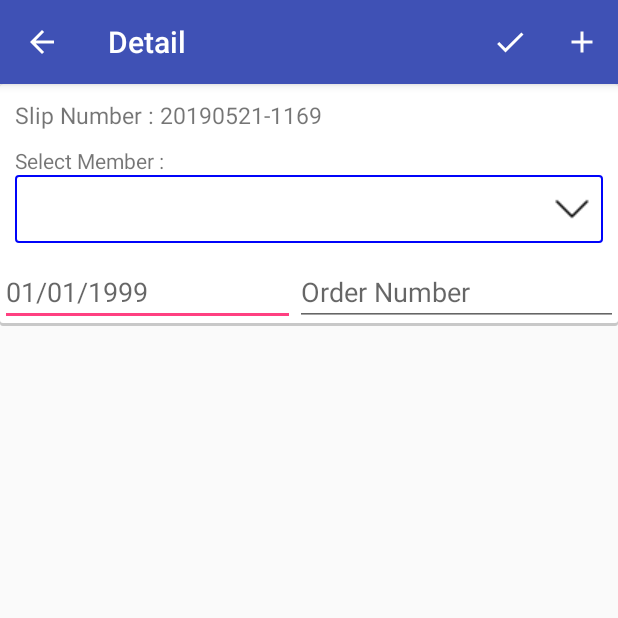
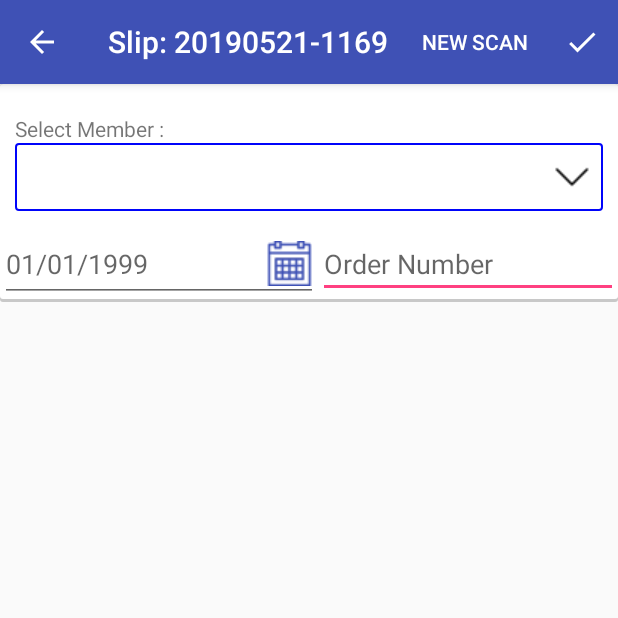
Before and after one commit to shashankkhochikar/PackeTrackingApp, an Android app: the CustomerDetailsActivity screen opened directly, with no data from a screen before it, on a phone screen of 412 x 824 dp, the top half of it. Run offline under Robolectric (Android 15) with nearby library versions, the light colour scheme and no system bars; our stand-ins replace Volley; libraries missing offline, so code that uses them is left out: com.edwardvanraak.materialbarcodescanner, com.google.android.gms; network calls fail.

Commit message:
Init Commit

```diff
--- a/app/src/main/java/com/example/vinayak/pakingmaster/CustomerDetailsActivity.java
+++ b/app/src/main/java/com/example/vinayak/pakingmaster/CustomerDetailsActivity.java
@@ -83,6 +83,8 @@
         getSupportActionBar().setDisplayHomeAsUpEnabled(true);
 
 
+
+
         assignview();
         generateSlipNumber();
 
@@ -136,6 +138,7 @@
         int tempNumber = generateRandomIntIntRange(0001, 9999);
         String finalSlipNumber = tempDate + "-" + tempNumber;
         slipNumber.setText("Slip Number : " + finalSlipNumber);
+        getSupportActionBar().setTitle("Slip: "+finalSlipNumber);
 
     }
 
@@ -156,6 +159,7 @@
         slipNumber = (TextView) findViewById(R.id.textViewSlipNumber);
         edTxtOrderDate = (EditText) findViewById(R.id.edTxtOrderDate);
         edTxtOrderNumber = (EditText) findViewById(R.id.edTxtOrderNumber);
+        edTxtOrderDate.setFocusable(false);
     }
 
     @Override
--- a/app/src/main/res/layout/activity_customer_details.xml
+++ b/app/src/main/res/layout/activity_customer_details.xml
@@ -27,7 +27,8 @@
                 android:layout_width="match_parent"
                 android:layout_height="wrap_content"
                 android:text="Slip Number : 20190401-0001"
-                android:textSize="15dp"/>
+                android:textSize="15dp"
+                android:visibility="gone"/>
 
         </LinearLayout>
 
@@ -72,8 +73,9 @@
                     android:id="@+id/edTxtOrderDate"
                     android:layout_width="wrap_content"
                     android:layout_height="wrap_content"
+                    android:layout_weight="1"
                     android:hint="01/01/1999"
-                    android:layout_weight="1"/>
+                    android:drawableRight="@drawable/calendar" />
 
                 <EditText
                     android:id="@+id/edTxtOrderNumber"
--- a/app/src/main/res/layout/activity_dashboard.xml
+++ b/app/src/main/res/layout/activity_dashboard.xml
@@ -64,7 +64,8 @@
             android:layout_width="match_parent"
             android:layout_height="wrap_content"
             android:layout_weight="1"
-            android:orientation="vertical">
+            android:orientation="vertical"
+            android:visibility="gone">
 
             <LinearLayout
                 android:id="@+id/linearModifyItem"
--- a/app/src/main/res/menu/item_add_new.xml
+++ b/app/src/main/res/menu/item_add_new.xml
@@ -1,16 +1,17 @@
 <?xml version="1.0" encoding="utf-8"?>
 <menu xmlns:android="http://schemas.android.com/apk/res/android"
     xmlns:app="http://schemas.android.com/apk/res-auto">
+
+    <!--android:icon="@drawable/ic_add_black_24dp"-->
+
+    <item
+        android:id="@+id/menuAddItem"
+        android:title="New Scan"
+        app:showAsAction="always" />
 
     <item
         android:id="@+id/menuSubmit"
         android:icon="@drawable/ic_check_black_24dp"
         android:title="logout"
         app:showAsAction="always" />
-
-    <item
-        android:id="@+id/menuAddItem"
-        android:icon="@drawable/ic_add_black_24dp"
-        android:title="logout"
-        app:showAsAction="always" />
 </menu>
```
Also changed, not shown: app/src/main/res/layout/custom_new_item_alert_dialog.xml (+17 -8 lines), app/src/main/res/drawable/calendar.png (added).
